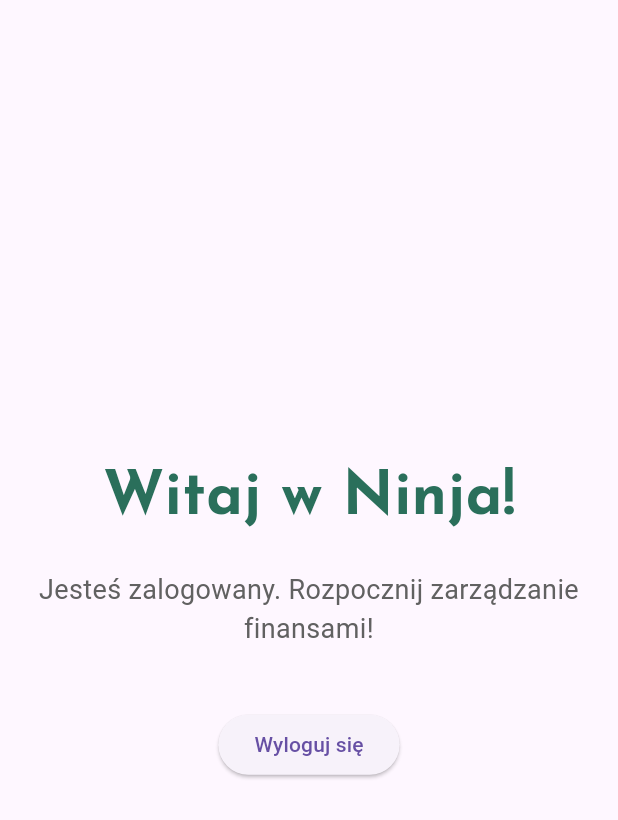
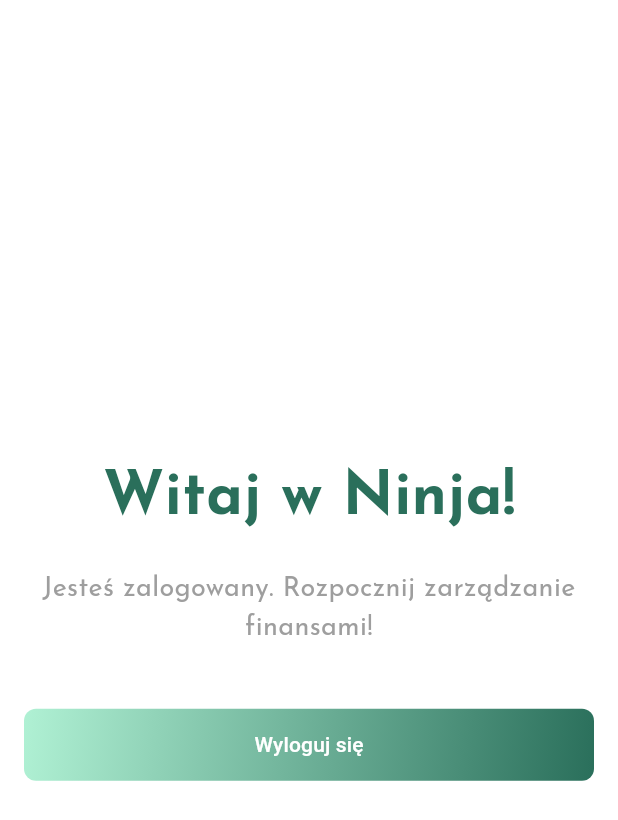
Before and after one commit to newbadstyle/finanse, a Flutter app: the screen it shows once a user with an empty profile is signed in, on a phone screen of 412 x 824 dp. Shown: the top 820 px of the screen. Run offline on Flutter 3.47's test engine with Material 3 defaults, Android fonts, the light colour scheme and no system bars; our stand-ins replace firebase_auth, firebase_core, lottie; accounts and stored records are empty.

Commit message:
feat: Add error handling for authentication methods and enhance UI in StartPage

```diff
--- a/lib/main.dart
+++ b/lib/main.dart
@@ -33,7 +33,13 @@ class MyApp extends StatelessWidget {
     return MaterialApp(
       debugShowCheckedModeBanner: false,
       title: 'Moja Aplikacja',
-      theme: ThemeData(primarySwatch: Colors.blue),
+      theme: ThemeData(
+        primarySwatch: Colors.teal,
+        textTheme: const TextTheme(
+          bodyMedium: TextStyle(fontFamily: 'JosefinSans'),
+        ),
+        scaffoldBackgroundColor: Colors.white,
+      ),
       home: StreamBuilder<User?>(
         stream: authService.value.authStateChanges,
         builder: (context, snapshot) {
@@ -43,12 +49,52 @@ class MyApp extends StatelessWidget {
 
           if (snapshot.connectionState == ConnectionState.waiting) {
             print('Waiting for auth state...');
-            return const Center(child: CircularProgressIndicator());
+            return Scaffold(
+              body: Container(
+                decoration: const BoxDecoration(
+                  gradient: LinearGradient(
+                    colors: [Color(0xFFE0F2F1), Color(0xFFB2DFDB)],
+                    begin: Alignment.topLeft,
+                    end: Alignment.bottomRight,
+                  ),
+                ),
+                child: const Center(
+                  child: Column(
+                    mainAxisAlignment: MainAxisAlignment.center,
+                    children: [
+                      Text(
+                        'Ładowanie...',
+                        style: TextStyle(
+                          fontFamily: 'JosefinSans',
+                          fontSize: 24,
+                          fontWeight: FontWeight.bold,
+                          color: Color(0xFF2A6F5B),
+                        ),
+                      ),
+                      SizedBox(height: 20),
+                      CircularProgressIndicator(color: Color(0xFF2A6F5B)),
+                    ],
+                  ),
+                ),
+              ),
+            );
+          }
+
+          if (snapshot.hasError) {
+            print('StreamBuilder error: ${snapshot.error}');
+            return Scaffold(
+              body: Center(
+                child: Text(
+                  'Błąd: ${snapshot.error}',
+                  style: const TextStyle(color: Colors.red, fontSize: 18),
+                ),
+              ),
+            );
           }
 
           if (snapshot.hasData) {
             print('User is logged in: ${snapshot.data?.uid}');
-            return StartPage();
+            return const StartPage();
           }
 
           print('User is not logged in, showing WelcomePage');
--- a/lib/start_page.dart
+++ b/lib/start_page.dart
@@ -1,16 +1,18 @@
 import 'package:finanse/app/auth_service.dart';
+import 'package:finanse/welcome_page.dart';
 import 'package:flutter/material.dart';
 
 class StartPage extends StatelessWidget {
+  const StartPage({super.key});
+
   @override
   Widget build(BuildContext context) {
     return Scaffold(
-      body: Container(
-        child: Center(
+      body: Center(
         child: Column(
           mainAxisAlignment: MainAxisAlignment.center,
           children: [
-              Text(
+            const Text(
               'Witaj w Ninja!',
               style: TextStyle(
                 fontFamily: 'JosefinSans',
@@ -19,26 +21,69 @@ class StartPage extends StatelessWidget {
                 color: Color(0xFF2A6F5B),
               ),
             ),
-              SizedBox(height: 20),
-              Text(
+            const SizedBox(height: 20),
+            const Text(
               'Jesteś zalogowany. Rozpocznij zarządzanie finansami!',
-                style: TextStyle(fontSize: 18, color: Colors.grey[700]),
+              style: TextStyle(
+                fontFamily: 'JosefinSans',
+                fontSize: 18,
+                color: Colors.grey,
+              ),
               textAlign: TextAlign.center,
             ),
-              SizedBox(height: 40),
-              ElevatedButton(
+            const SizedBox(height: 40),
+            Padding(
+              padding: const EdgeInsets.symmetric(horizontal: 16.0),
+              child: Container(
+                decoration: BoxDecoration(
+                  gradient: const LinearGradient(
+                    colors: [Color(0xFFB0F1D4), Color(0xFF2A6F5B)],
+                    begin: Alignment.topLeft,
+                    end: Alignment.bottomRight,
+                  ),
+                  borderRadius: BorderRadius.circular(8),
+                ),
+                child: FilledButton(
+                  style: FilledButton.styleFrom(
+                    minimumSize: const Size(double.infinity, 40),
+                    backgroundColor: Colors.transparent,
+                    foregroundColor: Colors.white,
+                    elevation: 0,
+                    shape: RoundedRectangleBorder(
+                      borderRadius: BorderRadius.circular(8),
+                    ),
+                  ),
                   onPressed: () async {
+                    print('Sign out button pressed');
                     try {
                       await authService.value.signOut();
-                    print('User signed out from StartPage');
+                      print('Sign out completed successfully');
+                      if (context.mounted) {
+                        ScaffoldMessenger.of(context).showSnackBar(
+                          const SnackBar(content: Text('Pomyślnie wylogowano')),
+                        );
+                        // Ręczne przekierowanie na WelcomePage
+                        Navigator.pushReplacement(
+                          context,
+                          MaterialPageRoute(
+                            builder: (context) => WelcomePage(),
+                          ),
+                        );
+                      }
                     } catch (e) {
-                    print('Error signing out: $e');
+                      print('Error during sign out: $e');
+                      if (context.mounted) {
+                        ScaffoldMessenger.of(context).showSnackBar(
+                          SnackBar(content: Text('Błąd wylogowania: $e')),
+                        );
+                      }
                     }
                   },
                   child: const Text('Wyloguj się'),
                 ),
+              ),
+            ),
           ],
-          ),
         ),
       ),
     );
```
Also changed, not shown: lib/app/auth_service.dart (+61 -2 lines). Lines whose indentation alone changed are shown as unchanged.
